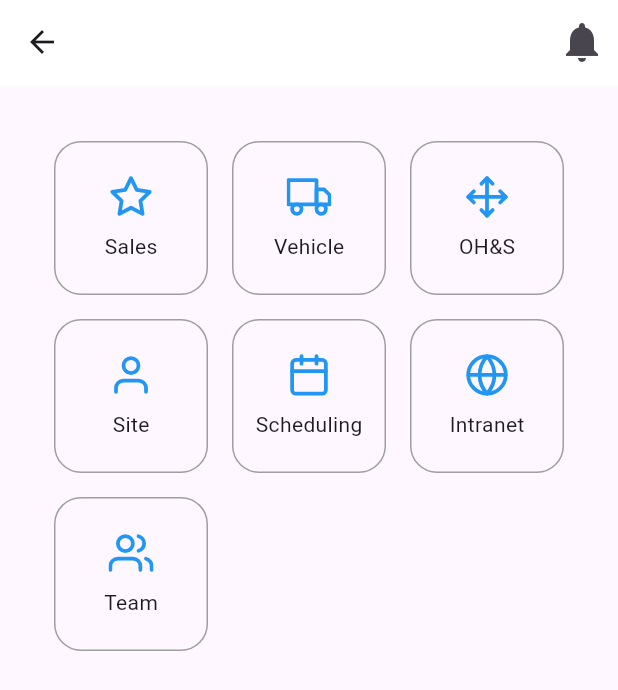
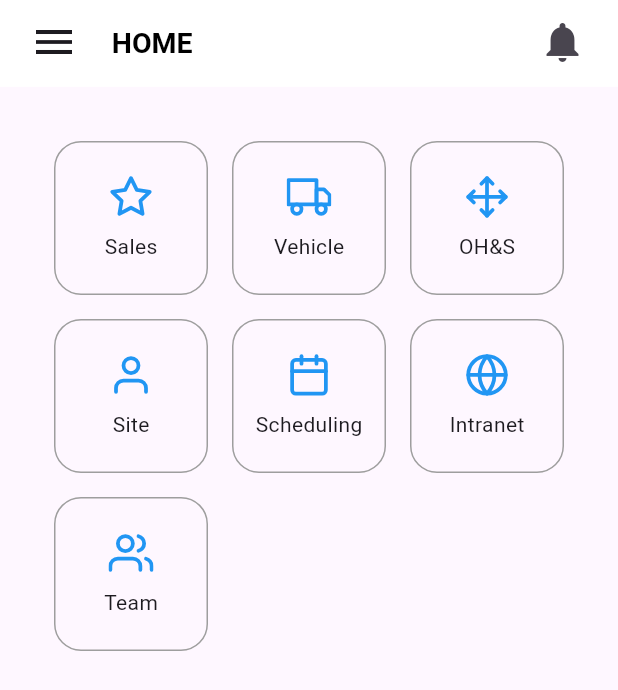
Before and after one commit to centrric-cint0033/enviroapplicationformobileusers, a Flutter app: the Homepage1 screen opened directly, on a phone screen of 412 x 824 dp. Shown: the top 690 px of the screen. Run offline on Flutter 3.47's test engine with Material 3 defaults, Android fonts, the phone set to English and light mode, and no system bars; our stand-ins replace auto_route, dartz, flutter_mobx, flutter_screenutil, flutter_secure_storage, flutter_svg and 6 more; missing offline and left inert: http_interceptor; accounts and stored records are empty; generated files the repository leaves out were written again.

Commit message:
HOME PAGE BUG FIXED

```diff
--- /dev/null
+++ b/lib/view/loginpage/Common_widgets/widgets/cmn_action_icon.dart
@@ -0,0 +1,18 @@
+import 'package:flutter/material.dart';
+
+void _handleNotificationButtonTap() {
+  print('Notification button tapped!');
+}
+
+List<Widget> get cmn_action_icon {
+  return [
+    const IconButton(
+      iconSize: 32,
+      icon: Padding(
+        padding: EdgeInsets.only(right: 13.0),
+        child: Icon(Icons.notifications),
+      ),
+      onPressed: _handleNotificationButtonTap,
+    ),
+  ];
+}
--- /dev/null
+++ b/lib/view/loginpage/Common_widgets/widgets/cmn_leading_icon.dart
@@ -0,0 +1,19 @@
+import 'package:flutter/material.dart';
+
+class cmn_leading_icon extends StatelessWidget {
+  const cmn_leading_icon({
+    super.key,
+  });
+
+  @override
+  Widget build(BuildContext context) {
+    return Padding(
+      padding: const EdgeInsets.only(left: 12),
+      child: IconButton(
+        iconSize: 32,
+        onPressed: () {},
+        icon: const Icon(Icons.menu),
+      ),
+    );
+  }
+}
--- /dev/null
+++ b/lib/view/loginpage/Common_widgets/widgets/cmn_title_textwidget.dart
@@ -0,0 +1,17 @@
+import 'package:flutter/material.dart';
+
+Row cmnTitleWidget(String? text) {
+  return Row(
+    children: [
+      Text(
+        text ?? 'Default Text',
+        style: const TextStyle(
+          color: Colors.black,
+          fontSize: 19,
+          fontWeight: FontWeight.w600,
+        ),
+      ),
+      const Spacer(),
+    ],
+  );
+}
--- a/lib/view/loginpage/common/appbar/cmappbar.dart
+++ b/lib/view/loginpage/common/appbar/cmappbar.dart
@@ -48,7 +48,7 @@ class CustomAppBar extends StatelessWidget implements PreferredSizeWidget {
       backgroundColor: color ?? Colors.white,
       automaticallyImplyLeading: automaticallyImplyLeading ?? true,
       flexibleSpace: flexible ?? Container(),
-      leading: leadingImage,
+      leading: leading,
       actions: updatedActions,
     );
   }
--- a/lib/view/loginpage/home_page/home_page.dart
+++ b/lib/view/loginpage/home_page/home_page.dart
@@ -1,3 +1,6 @@
+import 'package:enviro_mobile_application/view/loginpage/Common_widgets/widgets/cmn_action_icon.dart';
+import 'package:enviro_mobile_application/view/loginpage/Common_widgets/widgets/cmn_leading_icon.dart';
+import 'package:enviro_mobile_application/view/loginpage/Common_widgets/widgets/cmn_title_textwidget.dart';
 import 'package:flutter/material.dart';
 import 'package:flutter_svg/flutter_svg.dart';
 import 'package:enviro_mobile_application/view/loginpage/common/appbar/cmappbar.dart';
@@ -5,21 +8,13 @@ import 'package:enviro_mobile_application/view/loginpage/common/appbar/cmappbar.
 class Homepage1 extends StatelessWidget {
   const Homepage1({Key? key}) : super(key: key);
 
-  void _handleNotificationButtonTap() {
-    print('Notification button tapped!');
-  }
-
   @override
   Widget build(BuildContext context) {
     return Scaffold(
       appBar: CustomAppBar(
-        actions: [
-          IconButton(
-            iconSize: 32,
-            icon: Icon(Icons.notifications),
-            onPressed: _handleNotificationButtonTap, // Remove the parentheses
-          ),
-        ],
+        leading: cmn_leading_icon(),
+        title: cmnTitleWidget('HOME'),
+        actions: cmn_action_icon,
       ),
       body: Padding(
         padding: const EdgeInsets.all(36.0),
@@ -84,7 +79,7 @@ class Homepage1 extends StatelessWidget {
   }
 
   Widget _buildBox(String svgPath, String text, Color iconColor,
-      {double width = 30.0, double height = 30.0}) {
+      {double width = 15.0, double height = 15.0}) {
     return Container(
       padding: const EdgeInsets.all(8.0),
       decoration: BoxDecoration(
```
